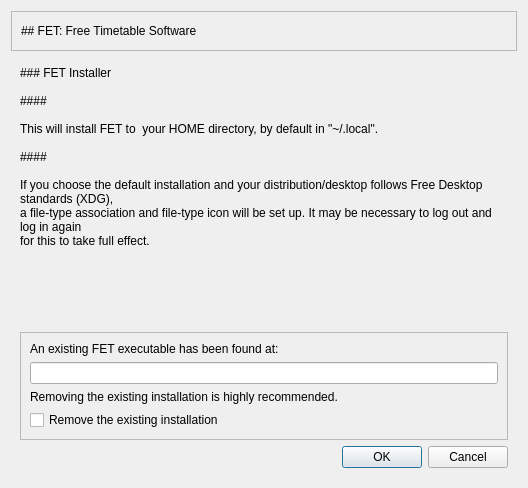
The window that LinuxInstaller/installer/installer.ui (gradgrind/fetinstaller) describes before a commit, drawn with Qt 5.
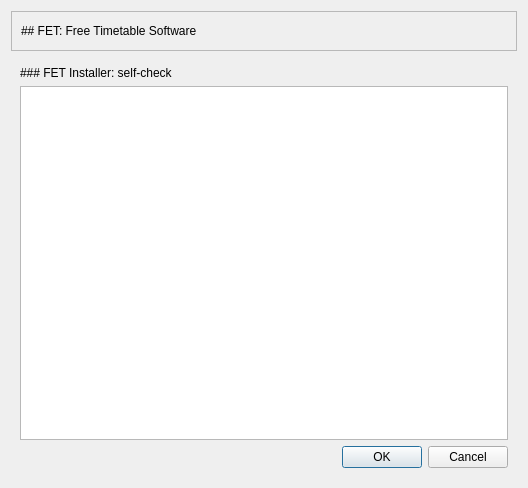
The same window after the commit. The open tabs and pages were chosen to show the change. Icons and pictures are not drawn.

Commit message: Work on source scanning

```diff
--- a/LinuxInstaller/installer/installer.ui
+++ b/LinuxInstaller/installer/installer.ui
@@ -88,6 +88,37 @@
      <property name="currentIndex">
       <number>0</number>
      </property>
+     <widget class="QWidget" name="page_0">
+      <layout class="QVBoxLayout" name="verticalLayout_4">
+       <item>
+        <widget class="QLabel" name="label_page_0">
+         <property name="text">
+          <string>### FET Installer: self-check</string>
+         </property>
+         <property name="textFormat">
+          <enum>Qt::TextFormat::MarkdownText</enum>
+         </property>
+        </widget>
+       </item>
+       <item>
+        <widget class="QPlainTextEdit" name="symlink_messages">
+         <property name="styleSheet">
+          <string notr="true">color: rgb(192, 28, 40);</string>
+         </property>
+         <property name="readOnly">
+          <bool>true</bool>
+         </property>
+        </widget>
+       </item>
+       <item>
+        <widget class="QDialogButtonBox" name="buttonBox_0">
+         <property name="standardButtons">
+          <set>QDialogButtonBox::StandardButton::Cancel|QDialogButtonBox::StandardButton::Ok</set>
+         </property>
+        </widget>
+       </item>
+      </layout>
+     </widget>
      <widget class="QWidget" name="page_1">
       <layout class="QVBoxLayout" name="verticalLayout">
        <item>
@@ -183,16 +214,6 @@
      </widget>
      <widget class="QWidget" name="page_2">
       <layout class="QVBoxLayout" name="verticalLayout_3">
-       <item>
-        <widget class="QPlainTextEdit" name="symlink_messages">
-         <property name="styleSheet">
-          <string notr="true">color: rgb(192, 28, 40);</string>
-         </property>
-         <property name="readOnly">
-          <bool>true</bool>
-         </property>
-        </widget>
-       </item>
        <item>
         <spacer name="verticalSpacer_4">
          <property name="orientation">
```
Left out of the diff: 2 changed lines with no effect on the pictures. The commit also changes 2 other files.
